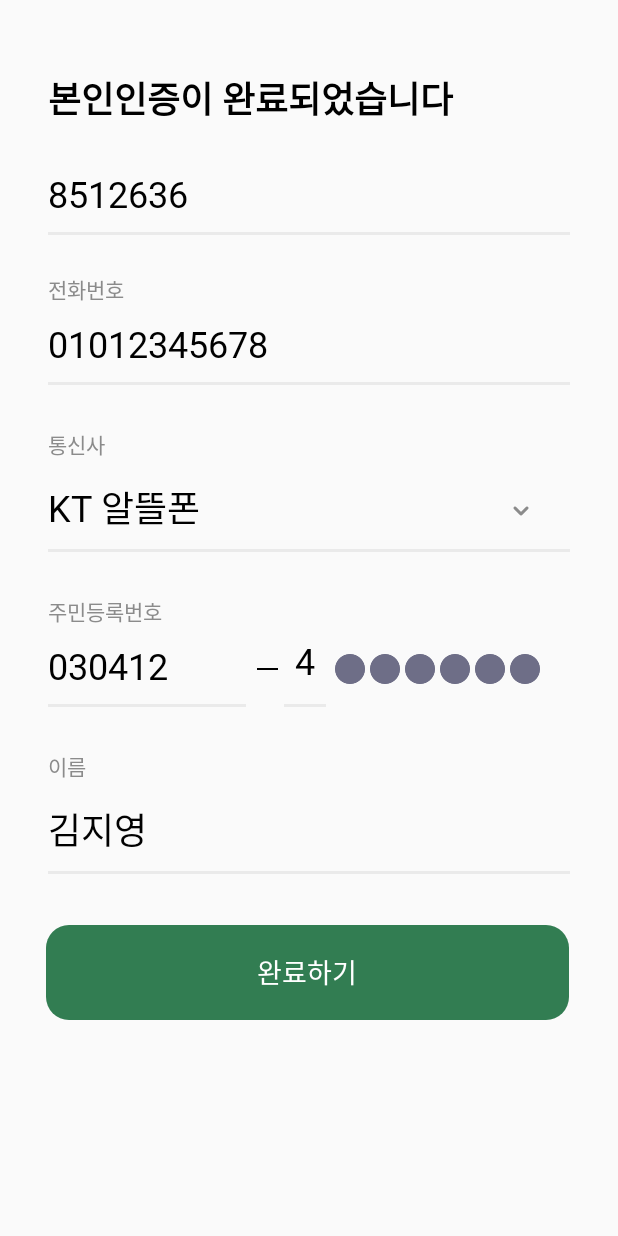
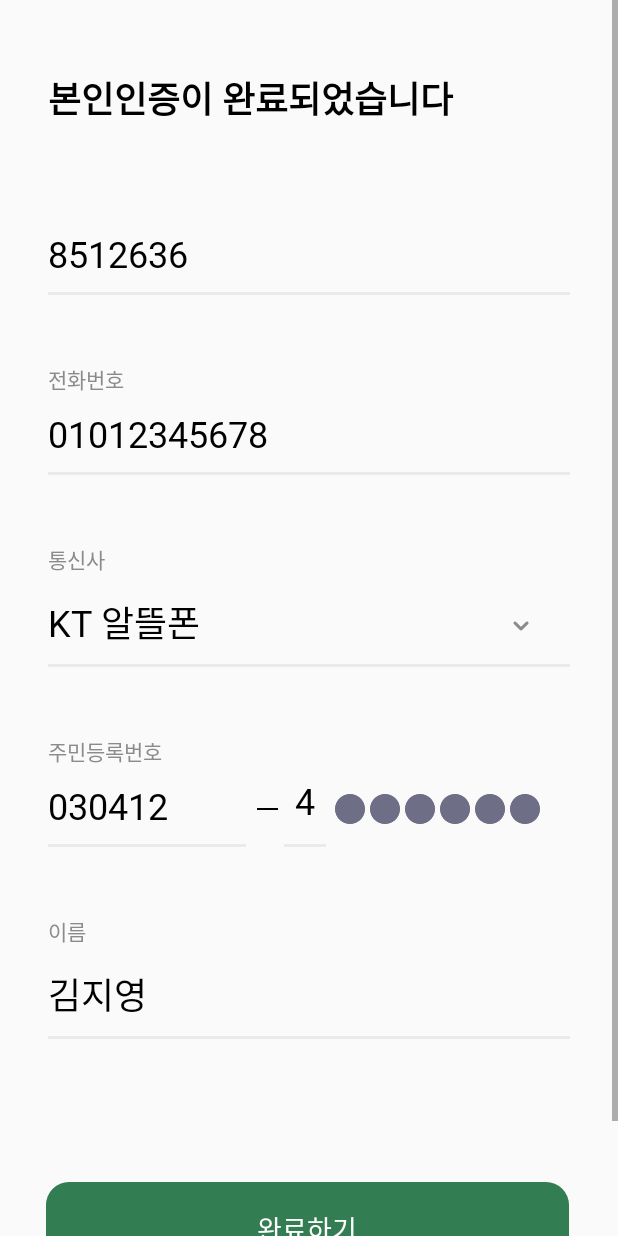
Before and after one commit to jeong-a-young/Eighteen-Adult, an Android app: the screen it shows after launch (LoginActivity), after a tap on "시작하기", on a phone screen of 412 x 824 dp. Run offline under Robolectric (Android 15) with nearby library versions, the phone set to English and light mode, and no system bars.

Commit message:
add: 피그마와 비율 비슷하게 수정

```diff
--- a/app/src/main/res/layout/activity_entire.xml
+++ b/app/src/main/res/layout/activity_entire.xml
@@ -8,20 +8,24 @@
 
     <ScrollView
         android:layout_width="match_parent"
-        android:layout_height="match_parent">
+        android:layout_height="match_parent"
+        app:layout_constraintBottom_toBottomOf="parent"
+        app:layout_constraintEnd_toEndOf="parent"
+        app:layout_constraintStart_toStartOf="parent"
+        app:layout_constraintTop_toTopOf="parent">
 
         <LinearLayout
             android:layout_width="match_parent"
-            android:layout_height="wrap_content"
-            android:orientation="vertical" >
+            android:layout_height="match_parent"
+            android:orientation="vertical">
 
             <ImageView
                 android:id="@+id/iv_back"
                 android:layout_width="28dp"
                 android:layout_height="28dp"
-                android:src="@drawable/icon_back_black"
+                android:layout_marginLeft="32dp"
                 android:layout_marginTop="27dp"
-                android:layout_marginLeft="32dp" />
+                android:src="@drawable/icon_back_black" />
 
             <LinearLayout
                 android:layout_width="match_parent"
@@ -68,7 +72,7 @@
                 <androidx.recyclerview.widget.RecyclerView
                     android:id="@+id/rv_entire"
                     android:layout_width="match_parent"
-                    android:layout_height="wrap_content"
+                    android:layout_height="match_parent"
                     android:layout_marginLeft="17dp"
                     android:layout_marginTop="24dp"
                     android:layout_marginBottom="30dp" />
--- a/app/src/main/res/layout/activity_information.xml
+++ b/app/src/main/res/layout/activity_information.xml
@@ -22,7 +22,7 @@
                 android:layout_height="28dp"
                 android:layout_marginLeft="32dp"
                 android:layout_marginTop="27dp"
-                android:layout_marginBottom="29dp"
+                android:layout_marginBottom="24dp"
                 android:src="@drawable/icon_back_black" />
 
             <TextView
@@ -30,16 +30,16 @@
                 android:layout_width="match_parent"
                 android:layout_height="wrap_content"
                 android:layout_marginLeft="32dp"
-                android:layout_marginBottom="30dp"
+                android:layout_marginBottom="15dp"
                 android:fontFamily="@font/noto_sans_kr_bold"
                 android:includeFontPadding="false"
                 android:text="정보"
                 android:textColor="#202020"
-                android:textSize="24sp" />
+                android:textSize="32sp" />
 
             <ImageView
                 android:id="@+id/iv_detail_image"
-                android:layout_width="364dp"
+                android:layout_width="344dp"
                 android:layout_height="182dp"
                 android:layout_gravity="center"
                 android:layout_marginBottom="20dp"
@@ -55,19 +55,21 @@
                 android:includeFontPadding="false"
                 android:text="스무 살 함께 서기"
                 android:textColor="#202020"
-                android:textSize="18sp" />
+                android:textSize="22sp" />
 
             <TextView
                 android:id="@+id/tv_detail_subtitle"
-                android:layout_width="match_parent"
+                android:layout_width="324dp"
                 android:layout_height="wrap_content"
                 android:layout_marginLeft="32dp"
                 android:layout_marginRight="72dp"
                 android:layout_marginBottom="34dp"
                 android:fontFamily="@font/noto_sans_kr_regular"
                 android:includeFontPadding="false"
+                android:lineHeight="18dp"
                 android:text="초록우산어린이재단의 [자립준비청년(보호종료아동) 지원 캠페인] 스무 살 함께 서기는... 더보기 "
-                android:textColor="#A6A6A6" />
+                android:textColor="#A6A6A6"
+                android:textSize="15sp" />
 
             <com.google.android.material.tabs.TabLayout
                 android:id="@+id/tabLayout"
--- a/app/src/main/res/layout/activity_information_detail.xml
+++ b/app/src/main/res/layout/activity_information_detail.xml
@@ -61,22 +61,22 @@
 
             <TextView
                 android:id="@+id/textView31"
-                android:layout_width="352dp"
+                android:layout_width="332dp"
                 android:layout_height="wrap_content"
+                android:layout_gravity="center"
+                android:layout_marginBottom="27dp"
                 android:fontFamily="@font/noto_sans_kr_regular"
                 android:includeFontPadding="false"
                 android:text="연간 2,500여명의 청년들이 보호가 종료되어 세상에 나옵니다. 준비 없이 맞이한 어른들의 세상은 때로 이들을 다치게 하기도 합니다. '스무 살 함께 서기' 캠페인은 자립을 앞둔 보호대상아동과 자립준비청년(보호종료아동)이 사회·경제적 자립 역량을 강화할 수 있도록 지원합니다.\n\n갓 사회에 나오던 시절의 나와 많이 닮아 있기도, 한 번도 생각해 보지 못한 낯선 경험이기도 한 자립준비청년들의 삶.\n\n먼저 걸어본 길이라면 지도가 되어 주세요.\n때로는 곁에 서서 함께 걸어 주세요.\n우리는 같은 세상에 발 딛고 서 있다고,\n그러니 누구도 혼자가 아니라고 이야기해 주세요.    "
-                android:textColor="#A6A6A6"
-                android:layout_gravity="center"
-                android:layout_marginBottom="27dp" />
+                android:textColor="#A6A6A6" />
 
             <ImageView
                 android:id="@+id/imageView13"
-                android:layout_width="364dp"
+                android:layout_width="344dp"
                 android:layout_height="193dp"
-                android:src="@drawable/information_detail_image"
+                android:layout_gravity="center"
                 android:layout_marginBottom="27dp"
-                android:layout_gravity="center" />
+                android:src="@drawable/information_detail_image" />
 
             <Button
                 android:id="@+id/btn_share"
--- a/app/src/main/res/layout/activity_login.xml
+++ b/app/src/main/res/layout/activity_login.xml
@@ -1,17 +1,22 @@
 <?xml version="1.0" encoding="utf-8"?>
 <androidx.constraintlayout.widget.ConstraintLayout xmlns:android="http://schemas.android.com/apk/res/android"
     xmlns:app="http://schemas.android.com/apk/res-auto"
+    xmlns:tools="http://schemas.android.com/tools"
     android:layout_width="match_parent"
     android:layout_height="match_parent">
+
+    <ScrollView
+        android:layout_width="match_parent"
+        android:layout_height="match_parent"
+        app:layout_constraintBottom_toBottomOf="parent"
+        app:layout_constraintEnd_toEndOf="parent"
+        app:layout_constraintStart_toStartOf="parent"
+        app:layout_constraintTop_toTopOf="parent">
 
         <LinearLayout
             android:layout_width="match_parent"
             android:layout_height="match_parent"
-        android:orientation="vertical"
-        app:layout_constraintBottom_toBottomOf="parent"
-        app:layout_constraintEnd_toEndOf="parent"
-        app:layout_constraintStart_toStartOf="parent"
-        app:layout_constraintTop_toTopOf="parent" >
+            android:orientation="vertical">
 
             <TextView
                 android:id="@+id/textView60"
@@ -28,10 +33,10 @@
             <LinearLayout
                 android:layout_width="match_parent"
                 android:layout_height="wrap_content"
-            android:orientation="vertical"
-            android:layout_marginTop="33dp"
                 android:layout_marginLeft="32dp"
-            android:layout_marginRight="32dp" >
+                android:layout_marginTop="73dp"
+                android:layout_marginRight="32dp"
+                android:orientation="vertical">
 
                 <TextView
                     android:id="@+id/textView56"
@@ -47,20 +52,20 @@
                     android:id="@+id/view"
                     android:layout_width="364dp"
                     android:layout_height="2dp"
+                    android:layout_gravity="center"
+                    android:layout_marginTop="10dp"
                     android:background="#eaeaea"
-                android:backgroundTint="#eaeaea"
-                android:layout_marginTop="10dp"
-                android:layout_gravity="center" />
+                    android:backgroundTint="#eaeaea" />
 
             </LinearLayout>
 
             <LinearLayout
                 android:layout_width="match_parent"
                 android:layout_height="wrap_content"
-            android:orientation="vertical"
-            android:layout_marginTop="26dp"
                 android:layout_marginLeft="32dp"
-            android:layout_marginRight="32dp" >
+                android:layout_marginTop="46dp"
+                android:layout_marginRight="32dp"
+                android:orientation="vertical">
 
                 <TextView
                     android:id="@+id/textView57"
@@ -87,20 +92,20 @@
                     android:id="@+id/view1"
                     android:layout_width="364dp"
                     android:layout_height="2dp"
+                    android:layout_gravity="center"
+                    android:layout_marginTop="10dp"
                     android:background="#eaeaea"
-                android:backgroundTint="#eaeaea"
-                android:layout_marginTop="10dp"
-                android:layout_gravity="center" />
+                    android:backgroundTint="#eaeaea" />
 
             </LinearLayout>
 
             <LinearLayout
                 android:layout_width="match_parent"
                 android:layout_height="wrap_content"
-            android:orientation="vertical"
-            android:layout_marginTop="29dp"
                 android:layout_marginLeft="32dp"
-            android:layout_marginRight="32dp" >
+                android:layout_marginTop="46dp"
+                android:layout_marginRight="32dp"
+                android:orientation="vertical">
 
                 <TextView
                     android:id="@+id/textView59"
@@ -132,31 +137,31 @@
                         android:id="@+id/imageView31"
                         android:layout_width="24dp"
                         android:layout_height="24dp"
-                    android:src="@drawable/login_icon_see_more"
                         android:layout_gravity="center"
+                        android:layout_marginLeft="202dp"
                         android:layout_marginTop="9dp"
-                    android:layout_marginLeft="202dp"
-                    android:layout_marginRight="8dp" />
+                        android:layout_marginRight="8dp"
+                        android:src="@drawable/login_icon_see_more" />
                 </LinearLayout>
 
                 <View
                     android:id="@+id/view2"
                     android:layout_width="364dp"
                     android:layout_height="2dp"
+                    android:layout_gravity="center"
+                    android:layout_marginTop="10dp"
                     android:background="#eaeaea"
-                android:backgroundTint="#eaeaea"
-                android:layout_marginTop="10dp"
-                android:layout_gravity="center" />
+                    android:backgroundTint="#eaeaea" />
 
             </LinearLayout>
 
             <LinearLayout
                 android:layout_width="match_parent"
                 android:layout_height="wrap_content"
-            android:orientation="vertical"
-            android:layout_marginTop="29dp"
                 android:layout_marginLeft="32dp"
-            android:layout_marginRight="32dp" >
+                android:layout_marginTop="46dp"
+                android:layout_marginRight="32dp"
+                android:orientation="vertical">
 
                 <TextView
                     android:id="@+id/textView61"
@@ -171,7 +176,7 @@
                 <LinearLayout
                     android:layout_width="match_parent"
                     android:layout_height="match_parent"
-                android:orientation="horizontal" >
+                    android:orientation="horizontal">
 
                     <LinearLayout
                         android:layout_width="wrap_content"
@@ -202,11 +207,11 @@
                         android:id="@+id/view4"
                         android:layout_width="14dp"
                         android:layout_height="1dp"
+                        android:layout_marginLeft="7dp"
                         android:layout_marginTop="27dp"
+                        android:layout_marginRight="4dp"
                         android:background="#000000"
-                    android:backgroundTint="#000000"
-                    android:layout_marginLeft="7dp"
-                    android:layout_marginRight="4dp" />
+                        android:backgroundTint="#000000" />
 
                     <LinearLayout
                         android:layout_width="wrap_content"
@@ -238,49 +243,49 @@
                         android:id="@+id/imageView25"
                         android:layout_width="20dp"
                         android:layout_height="20dp"
-                    app:srcCompat="@drawable/login_icon_circle"
+                        android:layout_marginLeft="6dp"
                         android:layout_marginTop="18dp"
-                    android:layout_marginLeft="6dp" />
+                        app:srcCompat="@drawable/login_icon_circle" />
 
                     <ImageView
                         android:id="@+id/imageView26"
                         android:layout_width="20dp"
                         android:layout_height="20dp"
-                    app:srcCompat="@drawable/login_icon_circle"
+                        android:layout_marginLeft="3dp"
                         android:layout_marginTop="18dp"
-                    android:layout_marginLeft="3dp" />
+                        app:srcCompat="@drawable/login_icon_circle" />
 
                     <ImageView
                         android:id="@+id/imageView27"
                         android:layout_width="20dp"
                         android:layout_height="20dp"
-                    app:srcCompat="@drawable/login_icon_circle"
+                        android:layout_marginLeft="3dp"
                         android:layout_marginTop="18dp"
-                    android:layout_marginLeft="3dp" />
+                        app:srcCompat="@drawable/login_icon_circle" />
 
                     <ImageView
                         android:id="@+id/imageView29"
                         android:layout_width="20dp"
                         android:layout_height="20dp"
-                    app:srcCompat="@drawable/login_icon_circle"
+                        android:layout_marginLeft="3dp"
                         android:layout_marginTop="18dp"
-                    android:layout_marginLeft="3dp" />
+                        app:srcCompat="@drawable/login_icon_circle" />
 
                     <ImageView
                         android:id="@+id/imageView30"
                         android:layout_width="20dp"
                         android:layout_height="20dp"
-                    app:srcCompat="@drawable/login_icon_circle"
+                        android:layout_marginLeft="3dp"
                         android:layout_marginTop="18dp"
-                    android:layout_marginLeft="3dp" />
+                        app:srcCompat="@drawable/login_icon_circle" />
 
                     <ImageView
                         android:id="@+id/imageView32"
                         android:layout_width="20dp"
                         android:layout_height="20dp"
-                    app:srcCompat="@drawable/login_icon_circle"
+                        android:layout_marginLeft="3dp"
                         android:layout_marginTop="18dp"
-                    android:layout_marginLeft="3dp" />
+                        app:srcCompat="@drawable/login_icon_circle" />
 
                 </LinearLayout>
 
@@ -289,10 +294,10 @@
             <LinearLayout
                 android:layout_width="match_parent"
                 android:layout_height="wrap_content"
-            android:orientation="vertical"
-            android:layout_marginTop="29dp"
                 android:layout_marginLeft="32dp"
-            android:layout_marginRight="32dp" >
+                android:layout_marginTop="46dp"
+                android:layout_marginRight="32dp"
+                android:orientation="vertical">
 
                 <TextView
                     android:id="@+id/textView64"
@@ -308,21 +313,21 @@
                     android:id="@+id/textView65"
                     android:layout_width="match_parent"
                     android:layout_height="wrap_content"
+                    android:layout_marginTop="13dp"
                     android:fontFamily="@font/noto_sans_kr_regular"
                     android:includeFontPadding="false"
                     android:text="김지영"
                     android:textColor="#000000"
-                android:textSize="24sp"
-                android:layout_marginTop="13dp" />
+                    android:textSize="24sp" />
 
                 <View
                     android:id="@+id/view6"
                     android:layout_width="364dp"
                     android:layout_height="2dp"
+                    android:layout_gravity="center"
+                    android:layout_marginTop="10dp"
                     android:background="#eaeaea"
-                android:backgroundTint="#eaeaea"
-                android:layout_marginTop="10dp"
-                android:layout_gravity="center" />
+                    android:backgroundTint="#eaeaea" />
 
             </LinearLayout>
 
@@ -330,16 +335,19 @@
                 android:id="@+id/btn_no"
                 android:layout_width="match_parent"
                 android:layout_height="63dp"
+                android:layout_gravity="center"
+                android:layout_marginLeft="31dp"
+                android:layout_marginTop="95dp"
+                android:layout_marginRight="32dp"
+                android:layout_marginBottom="57dp"
                 android:background="@drawable/green_radius_15dp_btn"
                 android:fontFamily="@font/noto_sans_kr_medium"
                 android:includeFontPadding="false"
+                android:stateListAnimator="@null"
                 android:text="완료하기"
                 android:textColor="#ffffff"
-            android:textSize="18sp"
-            android:layout_marginTop="34dp"
-            android:layout_marginLeft="31dp"
-            android:layout_marginRight="32dp"
-            android:layout_gravity="center"
-            android:stateListAnimator="@null"/>
+                android:textSize="18sp" />
         </LinearLayout>
+    </ScrollView>
+
 </androidx.constraintlayout.widget.ConstraintLayout>
--- a/app/src/main/res/layout/activity_main.xml
+++ b/app/src/main/res/layout/activity_main.xml
@@ -20,7 +20,7 @@
                 android:id="@+id/textView23"
                 android:layout_width="wrap_content"
                 android:layout_height="wrap_content"
-                android:layout_marginLeft="17dp"
+                android:layout_marginLeft="27dp"
                 android:layout_marginTop="24dp"
                 android:fontFamily="@font/noto_sans_kr_bold"
                 android:includeFontPadding="false"
```
Lines whose indentation alone changed are shown as unchanged.
